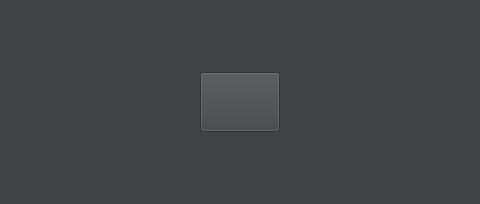
First picture: the form in VideoPlayer/videomodels/VideoBlank.ui, repository huizhang556/pc-video-player, before the edit; both pictures show x 110 to 590 and y 0 to 204 of the 700 by 204 pixel window.
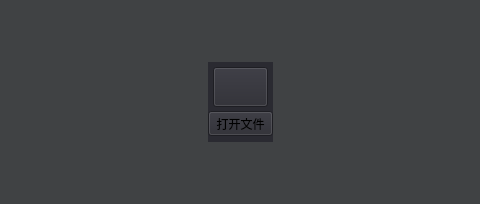
Second picture: the form after the edit. Icons and pictures are not drawn.

What changed in the file:
```diff
--- a/VideoPlayer/videomodels/VideoBlank.ui
+++ b/VideoPlayer/videomodels/VideoBlank.ui
@@ -16,7 +16,7 @@
   <property name="styleSheet">
    <string notr="true">background-color: #404244;</string>
   </property>
-  <layout class="QVBoxLayout" name="verticalLayout">
+  <layout class="QVBoxLayout" name="verticalLayout_3">
    <property name="spacing">
     <number>0</number>
    </property>
@@ -34,6 +34,9 @@
    </property>
    <item>
     <layout class="QGridLayout" name="gridLayout">
+     <property name="spacing">
+      <number>0</number>
+     </property>
      <item row="1" column="2">
       <spacer name="horizontalSpacer_2">
        <property name="orientation">
@@ -90,20 +93,106 @@
       </spacer>
      </item>
      <item row="1" column="1">
-      <widget class="QPushButton" name="Btn_blank">
+      <widget class="QWidget" name="widget" native="true">
        <property name="minimumSize">
         <size>
-         <width>80</width>
-         <height>60</height>
+         <width>65</width>
+         <height>80</height>
+        </size>
+       </property>
+       <property name="maximumSize">
+        <size>
+         <width>65</width>
+         <height>80</height>
         </size>
        </property>
        <property name="styleSheet">
-        <string notr="true">border-image: url(:/images/icon/openfile.png);
-background-color: #404244;</string>
+        <string notr="true">QWidget
+{
+background-color:#2a2a31;
+}</string>
        </property>
-       <property name="text">
-        <string/>
-       </property>
+       <layout class="QVBoxLayout" name="verticalLayout_2">
+        <property name="spacing">
+         <number>0</number>
+        </property>
+        <property name="leftMargin">
+         <number>0</number>
+        </property>
+        <property name="topMargin">
+         <number>0</number>
+        </property>
+        <property name="rightMargin">
+         <number>0</number>
+        </property>
+        <property name="bottomMargin">
+         <number>0</number>
+        </property>
+        <item>
+         <layout class="QVBoxLayout" name="verticalLayout">
+          <property name="spacing">
+           <number>4</number>
+          </property>
+          <item>
+           <widget class="QPushButton" name="Btn_blank">
+            <property name="minimumSize">
+             <size>
+              <width>60</width>
+              <height>40</height>
+             </size>
+            </property>
+            <property name="maximumSize">
+             <size>
+              <width>60</width>
+              <height>40</height>
+             </size>
+            </property>
+            <property name="styleSheet">
+             <string notr="true">QPushButton
+{
+border-image: url(:/images/icon/openfile.png);
+background-color:#2a2a31;
+margin-left:5px;
+}</string>
+            </property>
+            <property name="text">
+             <string/>
+            </property>
+           </widget>
+          </item>
+          <item>
+           <widget class="QPushButton" name="pushButton_openfile">
+            <property name="minimumSize">
+             <size>
+              <width>65</width>
+              <height>25</height>
+             </size>
+            </property>
+            <property name="maximumSize">
+             <size>
+              <width>65</width>
+              <height>25</height>
+             </size>
+            </property>
+            <property name="styleSheet">
+             <string notr="true">#pushButton_openfile
+{
+background-color:transparent;
+color:#bbbebf;
+}
+#pushButton_openfile:hover
+{
+color:#ff0000;
+}</string>
+            </property>
+            <property name="text">
+             <string>打开文件</string>
+            </property>
+           </widget>
+          </item>
+         </layout>
+        </item>
+       </layout>
       </widget>
      </item>
     </layout>
```
